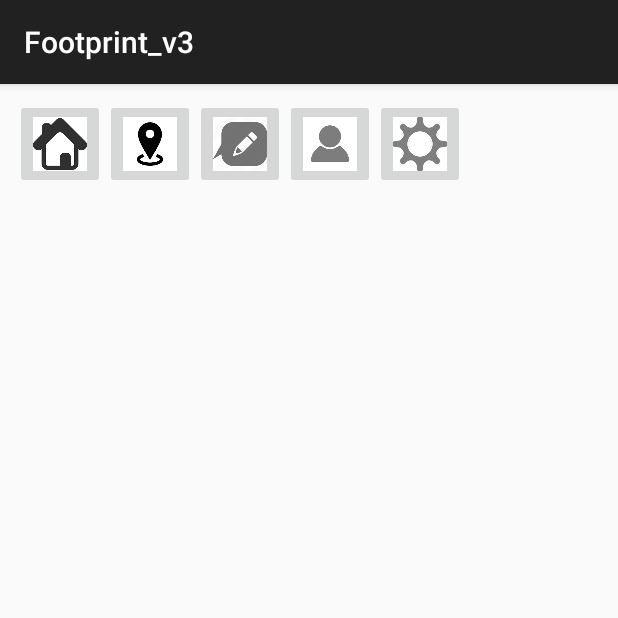
After one commit to sagardeswal/Footprint_v3, an Android app: the fragment MainMenuFragment shown on its own in the app's theme, on a phone screen of 412 x 824 dp, the top half of it. The commit adds this screen. Run offline under Robolectric (Android 15) with nearby library versions, the phone set to English and light mode, and no system bars.

Commit message:
Added Menu Bar with ImageButtons and also added appropriate neavigation required.

```diff
--- a/app/src/main/java/com/sacri/footprint_v3/activities/SignUpActivity.java
+++ b/app/src/main/java/com/sacri/footprint_v3/activities/SignUpActivity.java
@@ -59,8 +59,9 @@ public class SignUpActivity extends AppCompatActivity {
                 if(etPassword.getText().toString().equals(etReEnterPassword.getText().toString())){
                     newUser.setPaswordhashcode(etPassword.getText().toString());
                     storeUserDetials();
-                    Intent intent = new Intent(SignUpActivity.this,LoginActivity.class);
-                    startActivity(intent);
+                    finish();
+//                    Intent intent = new Intent(SignUpActivity.this,LoginActivity.class);
+//                    startActivity(intent);
                 }
                 else{
                     Toast.makeText(SignUpActivity.this, "Passwords don't match", Toast.LENGTH_SHORT).show();
--- /dev/null
+++ b/app/src/main/java/com/sacri/footprint_v3/fragments/MainMenuFragment.java
@@ -0,0 +1,55 @@
+package com.sacri.footprint_v3.fragments;
+
+import android.app.Activity;
+import android.content.Intent;
+import android.net.Uri;
+import android.os.Bundle;
+import android.app.Fragment;
+import android.view.LayoutInflater;
+import android.view.View;
+import android.view.ViewGroup;
+import android.widget.ImageButton;
+
+import com.sacri.footprint_v3.R;
+import com.sacri.footprint_v3.activities.AddPlaceActivity;
+import com.sacri.footprint_v3.activities.AddPostActivity;
+
+
+public class MainMenuFragment extends Fragment {
+
+    private ImageButton ibnHome;
+    private ImageButton ibnPost;
+    private ImageButton ibnPlace;
+    private ImageButton ibnSettings;
+
+    @Override
+    public View onCreateView(LayoutInflater inflater, ViewGroup container,
+                             Bundle savedInstanceState) {
+        // Inflate the layout for this fragment
+        View v = inflater.inflate(R.layout.fragment_main_menu, container, false);
+
+        ibnHome = (ImageButton) v.findViewById(R.id.ibnHome);
+        ibnPost = (ImageButton) v.findViewById(R.id.ibnPost);
+        ibnPlace = (ImageButton) v.findViewById(R.id.ibnPlace);
+        ibnSettings = (ImageButton) v.findViewById(R.id.ibnSettings);
+
+        ibnPlace.setOnClickListener(new View.OnClickListener() {
+            @Override
+            public void onClick(View v) {
+                Intent intent = new Intent(getActivity(), AddPlaceActivity.class);
+                startActivity(intent);
+            }
+        });
+
+        ibnPost.setOnClickListener(new View.OnClickListener() {
+            @Override
+            public void onClick(View v) {
+                Intent intent = new Intent(getActivity(), AddPostActivity.class);
+                startActivity(intent);
+            }
+        });
+
+        return v;
+    }
+
+}
--- /dev/null
+++ b/app/src/main/res/layout/fragment_main_menu.xml
@@ -0,0 +1,46 @@
+<?xml version="1.0" encoding="utf-8"?>
+<LinearLayout xmlns:android="http://schemas.android.com/apk/res/android"
+    android:orientation="horizontal" android:layout_width="match_parent"
+    android:layout_height="match_parent"
+    android:padding="10dp"
+    android:showDividers="middle"
+    android:gravity="fill_horizontal|top">
+
+    <ImageButton
+        android:layout_width="60dp"
+        android:layout_height="60dp"
+        android:scaleType="fitCenter"
+        android:adjustViewBounds="true"
+        android:id="@+id/ibnHome"
+        android:src="@drawable/ic_home_button" />
+
+    <ImageButton
+        android:layout_width="60dp"
+        android:layout_height="60dp"
+        android:scaleType="fitCenter"
+        android:adjustViewBounds="true"
+        android:id="@+id/ibnPlace"
+        android:src="@drawable/ic_place_button" />
+    <ImageButton
+        android:layout_width="60dp"
+        android:layout_height="60dp"
+        android:scaleType="fitCenter"
+        android:adjustViewBounds="true"
+        android:id="@+id/ibnPost"
+        android:src="@drawable/ic_post_button" />
+    <ImageButton
+        android:layout_width="60dp"
+        android:layout_height="60dp"
+        android:scaleType="fitCenter"
+        android:adjustViewBounds="true"
+        android:id="@+id/ibnProfile"
+        android:src="@drawable/ic_profile_button" />
+    <ImageButton
+        android:layout_width="60dp"
+        android:layout_height="60dp"
+        android:scaleType="fitCenter"
+        android:adjustViewBounds="true"
+        android:id="@+id/ibnSettings"
+        android:src="@drawable/ic_settings_button" />
+
+</LinearLayout>
```
Also changed, not shown: app/src/main/java/com/sacri/footprint_v3/activities/MainActivity.java (+7 -2 lines), app/src/main/res/layout/activity_main.xml (+25 -3 lines), app/src/main/res/drawable/ic_home_button.png (added), app/src/main/res/drawable/ic_place_button.png (added), app/src/main/res/drawable/ic_post_button.png (added), app/src/main/res/drawable/ic_profile_button.png (added), app/src/main/res/drawable/ic_settings_button.png (added).
